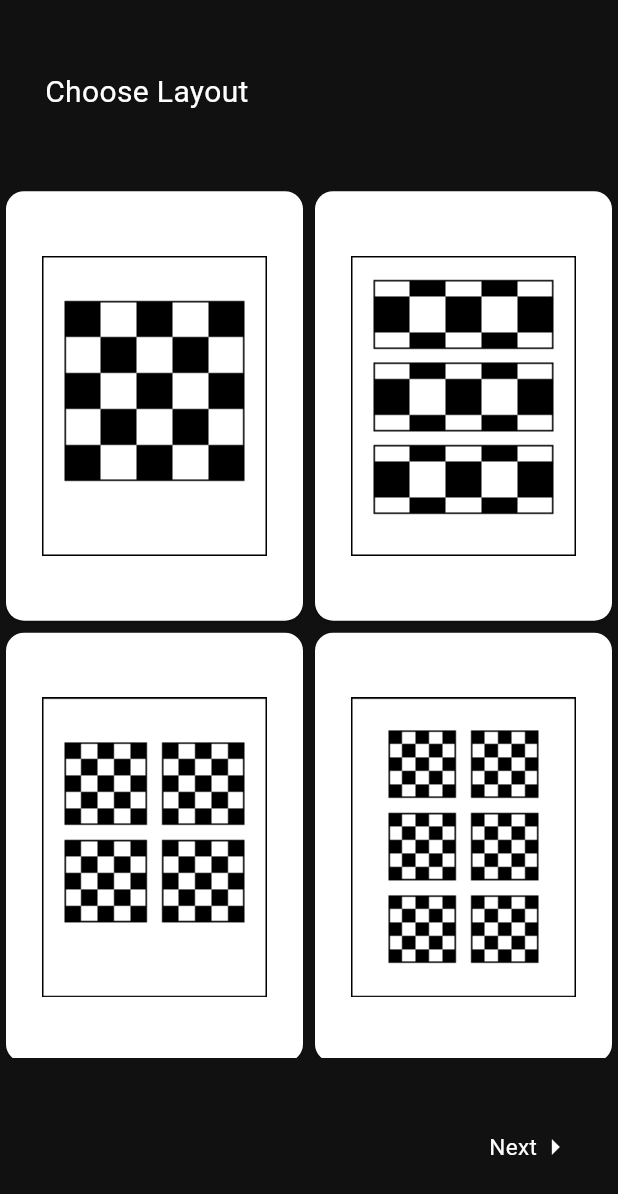
After one commit to aryaaqilah/efun-uxuxux, a Flutter app: the screen it shows after launch, item 3 of the bottom bar chosen, after a tap on "Next", on a phone screen of 412 x 824 dp. The commit adds this screen. Shown: the top 1194 px of the screen. Run offline on Flutter 3.47's test engine with Material 3 defaults, Android fonts, the phone set to English and light mode, and no system bars; our stand-ins replace blur, flutter_colorpicker, image_gallery_saver, image_picker, screenshot; missing offline and left inert: colorfilter_generator, lindi_sticker_widget, matrix_gesture_detector, painter, pixel_color_picker, text_editor and 1 more.

Commit message:
choose layout dah ada
paling kita blom set background color, jenis font, warna font

```diff
--- a/lib/screens/start_screen.dart
+++ b/lib/screens/start_screen.dart
@@ -4,6 +4,8 @@ import 'package:flutter/material.dart';
 import 'package:image_picker/image_picker.dart';
 import 'package:photo_editor/helper/app_image_picker.dart';
 import 'package:photo_editor/providers/app_image_provider.dart';
+import 'package:photo_editor/screens/test.dart';
+import 'package:photo_editor/screens/test2.dart';
 import 'package:provider/provider.dart';
 
 class StartScreen extends StatefulWidget {
@@ -14,7 +16,6 @@ class StartScreen extends StatefulWidget {
 }
 
 class _StartScreenState extends State<StartScreen> {
-
   late AppImageProvider imageProvider;
 
   @override
@@ -46,8 +47,7 @@ class _StartScreenState extends State<StartScreen> {
                       fontSize: 30,
                       fontWeight: FontWeight.bold,
                       letterSpacing: 5,
-                      wordSpacing: 10
-                    ),
+                      wordSpacing: 10),
                 ),
               ),
             ),
@@ -61,8 +61,8 @@ class _StartScreenState extends State<StartScreen> {
                 children: [
                   ElevatedButton(
                     onPressed: () {
-                          AppImagePicker(source: ImageSource.gallery)
-                            .pick(onPick: (File? image){
+                      AppImagePicker(source: ImageSource.gallery).pick(
+                          onPick: (File? image) {
                         imageProvider.changeImageFile(image!);
                         Navigator.of(context).pushReplacementNamed('/home');
                       });
@@ -71,22 +71,29 @@ class _StartScreenState extends State<StartScreen> {
                   ),
                   ElevatedButton(
                     onPressed: () {
-                          AppImagePicker(source: ImageSource.camera)
-                            .pick(onPick: (File? image){
+                      AppImagePicker(source: ImageSource.camera).pick(
+                          onPick: (File? image) {
                         imageProvider.changeImageFile(image!);
                         Navigator.of(context).pushReplacementNamed('/home');
                       });
                     },
                     child: const Text("Camera"),
+                  ),
+                  ElevatedButton(
+                    onPressed: () {
+                      Navigator.of(context).push(MaterialPageRoute(
+                          builder: (context) => ChooseLayout(
+                              // title: 'Suara Puan',
+                              )));
+                    },
+                    child: const Text("Test"),
                   )
                 ],
-                  )
-                ),
+              )),
             )
           ],
         )
       ],
-      )
-    );
+    ));
   }
 }
--- /dev/null
+++ b/lib/screens/test2.dart
@@ -0,0 +1,139 @@
+import 'package:flutter/material.dart';
+
+class ChooseLayout extends StatefulWidget {
+  const ChooseLayout({super.key});
+
+  @override
+  State<ChooseLayout> createState() => _ChooseLayoutState();
+}
+
+class _ChooseLayoutState extends State<ChooseLayout> {
+  int _selectedCardIndex = -1;
+
+  void _onCardTap(int index) {
+    setState(() {
+      _selectedCardIndex = index;
+    });
+  }
+
+  void _onNextPressed() {
+    if (_selectedCardIndex != -1) {
+      Navigator.push(
+        context,
+        MaterialPageRoute(
+          builder: (context) => SelectedCardPage(cardIndex: _selectedCardIndex),
+        ),
+      );
+    }
+  }
+
+  String _setImage(int index) {
+    switch (index) {
+      case 0:
+        return "assets/layout/layout1x1.png";
+      case 1:
+        return "assets/layout/layout1x3.png";
+      case 2:
+        return "assets/layout/layout2x2.png";
+      case 3:
+        return "assets/layout/layout2x3.png";
+      default:
+        return "assets/layout/layout1x1.png";
+    }
+  }
+
+  @override
+  Widget build(BuildContext context) {
+    return Scaffold(
+      body: SafeArea(
+        child: Center(
+          child: Container(
+            child: Column(
+              mainAxisAlignment: MainAxisAlignment.spaceEvenly,
+              children: [
+                Padding(
+                  padding: const EdgeInsets.only(left: 30),
+                  child: Row(
+                    children: [
+                      Text(
+                        'Choose Layout',
+                        style: TextStyle(color: Colors.white, fontSize: 20),
+                      )
+                    ],
+                  ),
+                ),
+                Container(
+                  height: MediaQuery.of(context).size.height / 2 + 170,
+                  child: GridView.count(
+                    childAspectRatio: 0.7,
+                    crossAxisCount: 2,
+                    children: List.generate(4, (index) {
+                      return Container(
+                        child: GestureDetector(
+                          onTap: () => _onCardTap(index),
+                          child: Card(
+                            color: _selectedCardIndex == index
+                                ? Colors.blue
+                                : Colors.white,
+                            child: Container(
+                              height: 200, // Set height of the card
+                              child: Center(
+                                child: Image.asset(_setImage(index)),
+                              ),
+                            ),
+                          ),
+                        ),
+                      );
+                    }),
+                  ),
+                ),
+                Padding(
+                  padding: const EdgeInsets.only(right: 30),
+                  child: Row(
+                    mainAxisAlignment: MainAxisAlignment.end,
+                    children: [
+                      GestureDetector(
+                        onTap: _onNextPressed,
+                        child: Row(
+                          children: [
+                            Text(
+                              'Next',
+                              style:
+                                  TextStyle(color: Colors.white, fontSize: 15),
+                            ),
+                            Icon(
+                              Icons.arrow_right,
+                              color: Colors.white,
+                            )
+                          ],
+                        ),
+                      )
+                    ],
+                  ),
+                )
+              ],
+            ),
+          ),
+        ),
+      ),
+    );
+  }
+}
+
+class SelectedCardPage extends StatelessWidget {
+  final int cardIndex;
+
+  SelectedCardPage({required this.cardIndex});
+
+  @override
+  Widget build(BuildContext context) {
+    return Scaffold(
+      appBar: AppBar(
+        title: Text('Selected Card Page'),
+      ),
+      body: Center(
+        child: Text('You selected card $cardIndex'),
+      ),
+    );
+  }
+}
--- a/pubspec.yaml
+++ b/pubspec.yaml
@@ -71,6 +71,7 @@ flutter:
   assets:
     - assets/images/
     - assets/stickers/
+    - assets/layout/
   #   - images/a_dot_ham.jpeg
 
   # An image asset can refer to one or more resolution-specific "variants", see
```
Also changed, not shown: lib/screens/test.dart (added, +101 -0 lines), assets/layout/layout1x1.png (added), assets/layout/layout1x3.png (added), assets/layout/layout2x2.png (added), assets/layout/layout2x3.png (added), pubspec.lock, 1 other file. Lines whose indentation alone changed are shown as unchanged.
